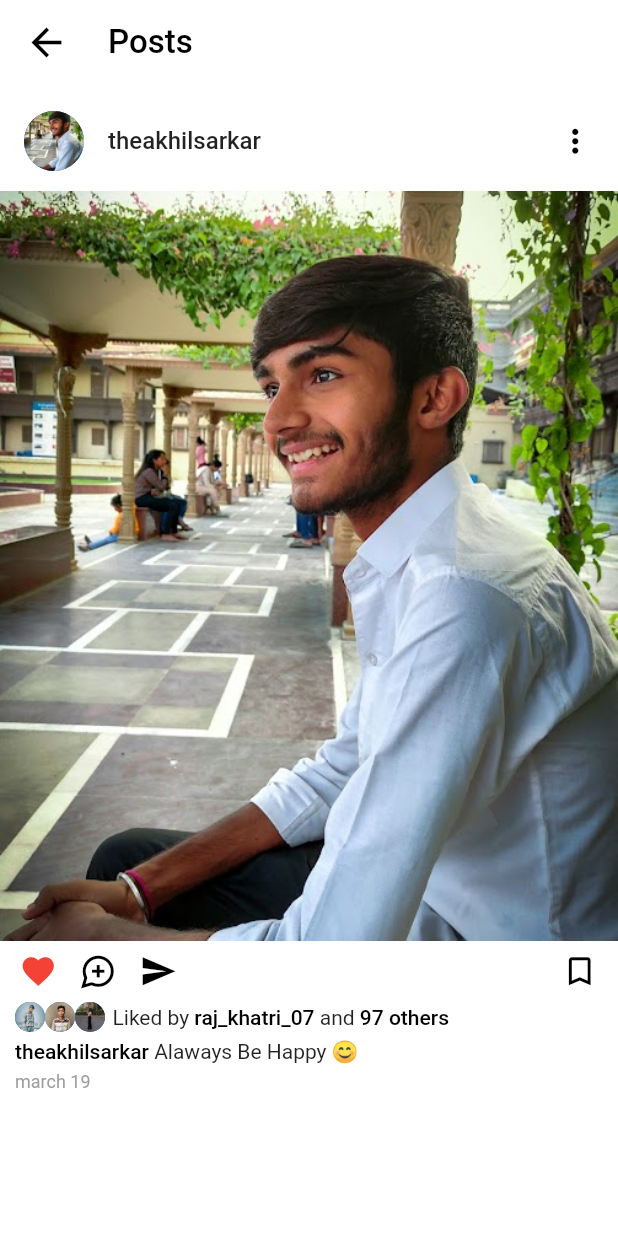
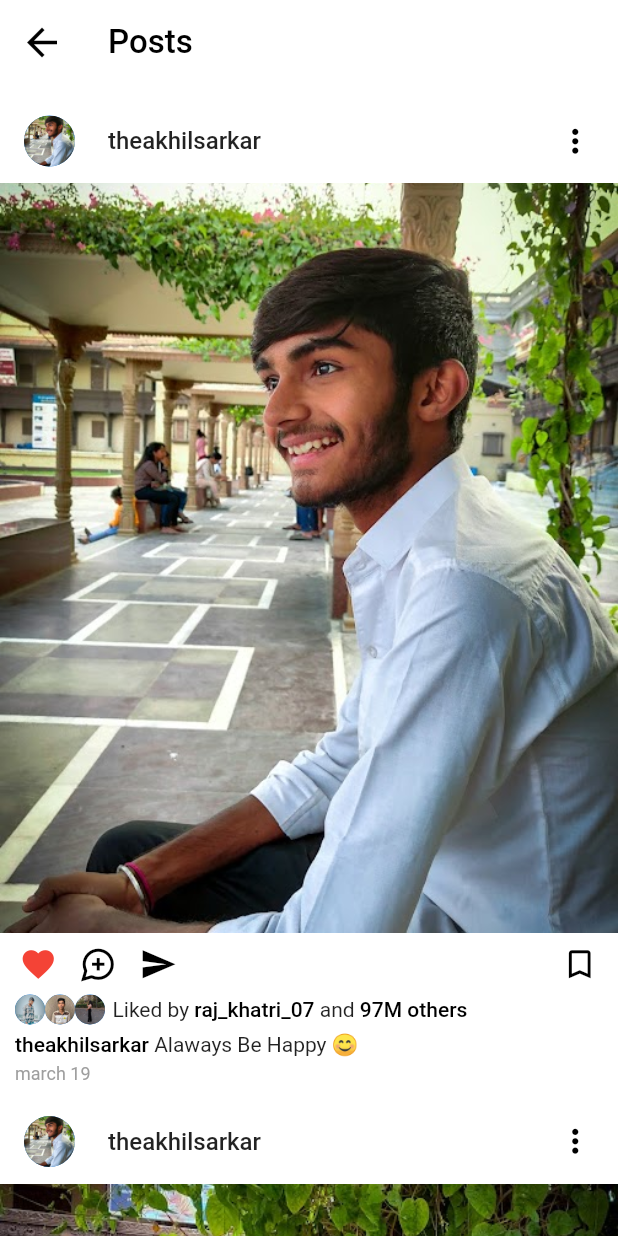
Before and after one commit to theAkHilsarkar18/instagram, a Flutter app: the Postscreen screen opened by its route, on a phone screen of 412 x 824 dp. Run offline on Flutter 3.47's test engine with Material 2 defaults, Android fonts, the phone set to English and light mode, and no system bars; our stand-ins replace google_fonts, shared_preferences, transparent_image; accounts and stored records are empty.

Commit message:
25-03-2023

```diff
--- a/lib/main.dart
+++ b/lib/main.dart
@@ -3,6 +3,7 @@ import 'dart:async';
 import 'package:flutter/material.dart';
 import 'package:instagram/screens/basescreen/provider/baseprovider.dart';
 import 'package:instagram/screens/basescreen/view/basescreen.dart';
+import 'package:instagram/screens/postscreen/provider/postprovider.dart';
 import 'package:instagram/screens/postscreen/view/postscreen.dart';
 import 'package:instagram/screens/profilescreen/provider/profileprovider.dart';
 import 'package:instagram/screens/searchscreen/provider/searchprovider.dart';
@@ -24,6 +25,7 @@ void main() {
         ChangeNotifierProvider(
           create: (context) => Profileprovider(),
         ),
+        ChangeNotifierProvider(create: (context) => Postprovider(),),
       ],
       child: MaterialApp(
         debugShowCheckedModeBanner: false,
--- a/lib/screens/postscreen/view/postscreen.dart
+++ b/lib/screens/postscreen/view/postscreen.dart
@@ -15,83 +15,136 @@ Postprovider? postproviderFalse;
 class _PostscreenState extends State<Postscreen> {
   @override
   Widget build(BuildContext context) {
-
-    postproviderTrue = Provider.of(context,listen: true);
-    postproviderFalse = Provider.of(context,listen: false);
+    postproviderTrue = Provider.of(context, listen: true);
+    postproviderFalse = Provider.of(context, listen: false);
 
     return SafeArea(
       child: Scaffold(
         backgroundColor: Colors.white,
-        body: Column(
+        appBar: AppBar(
+          leading: InkWell(onTap: () {
+            Navigator.pop(context);
+          },child: Icon(Icons.arrow_back, color: Colors.black, size: 30)),
+          title: Text(
+            "Posts",
+            style: TextStyle(
+              color: Colors.black,
+              fontSize: 22,
+              fontWeight: FontWeight.w500,
+            ),
+          ),
+          elevation: 0,
+          backgroundColor: Colors.white,
+        ),
+        body: ListView.builder(
+          itemBuilder: (context, index) => openPostBox(
+            postproviderTrue!.ProfilePostImg[index],
+          ),
+          itemCount: postproviderTrue!.ProfilePostImg.length,
+        ),
+      ),
+    );
+  }
+
+  Widget openPostBox(String postPath) {
+    return Column(
       crossAxisAlignment: CrossAxisAlignment.start,
       children: [
+        SizedBox(
+          height: 10,
+        ),
         ListTile(
-             leading: Icon(Icons.arrow_back,color: Colors.black,size: 30),
-             title: Text("Posts",style: TextStyle(color: Colors.black,fontSize: 22,fontWeight: FontWeight.w500,),),
+          leading: CircleAvatar(
+            radius: 17,
+            backgroundImage: AssetImage("assets/post/p1.jpg"),
           ),
-            SizedBox(height: 10,),
-            ListTile(
-              leading: CircleAvatar(radius: 20,backgroundImage: AssetImage("assets/post/p1.jpg"),),
-              title: Text("theakhilsarkar",style: TextStyle(fontWeight: FontWeight.w500),),
-              trailing: Icon(Icons.more_vert,size: 25,color: Colors.black),
+          title: Text(
+            "theakhilsarkar",
+            style: TextStyle(fontWeight: FontWeight.w500),
           ),
-            SizedBox(height: 5,),
+          trailing: Icon(Icons.more_vert, size: 25, color: Colors.black),
+        ),
         Container(
           height: 500,
           width: double.infinity,
-              child: Image.asset("assets/post/p1.jpg",fit: BoxFit.cover),
+          child: Image.asset("$postPath", fit: BoxFit.cover),
         ),
         Padding(
           padding: const EdgeInsets.all(8.0),
           child: Row(
             children: [
-                  SizedBox(width: 5,),
-                  Icon(Icons.favorite,color: Colors.red,size: 25),
-                  SizedBox(width: 15,),
-                  Icon(Icons.maps_ugc_outlined,color: Colors.black,size: 25),
-                  SizedBox(width: 15,),
-                  Icon(Icons.send,color: Colors.black,size: 25),
+              SizedBox(
+                width: 5,
+              ),
+              Icon(Icons.favorite, color: Colors.red, size: 25),
+              SizedBox(
+                width: 15,
+              ),
+              Icon(Icons.maps_ugc_outlined, color: Colors.black, size: 25),
+              SizedBox(
+                width: 15,
+              ),
+              Icon(Icons.send, color: Colors.black, size: 25),
               Spacer(),
-                  Icon(Icons.bookmark_border,size: 25,color: Colors.black),
-                  SizedBox(width: 5,),
+              Icon(Icons.bookmark_border, size: 25, color: Colors.black),
+              SizedBox(
+                width: 5,
+              ),
             ],
           ),
         ),
         Padding(
-              padding: const EdgeInsets.only(left: 10,right: 8),
+          padding: const EdgeInsets.only(left: 10, right: 8),
           child: Row(
             children: [
-                  CircleAvatar(radius: 10,backgroundImage: AssetImage("assets/sugestion/raj.jpg")),
-                  CircleAvatar(radius: 10,backgroundImage: AssetImage("assets/sugestion/vidit.jpg")),
-                  CircleAvatar(radius: 10,backgroundImage: AssetImage("assets/sugestion/prina.jpg")),
-                  SizedBox(width: 5,),
+              CircleAvatar(
+                  radius: 10,
+                  backgroundImage: AssetImage("assets/sugestion/raj.jpg")),
+              CircleAvatar(
+                  radius: 10,
+                  backgroundImage: AssetImage("assets/sugestion/vidit.jpg")),
+              CircleAvatar(
+                  radius: 10,
+                  backgroundImage: AssetImage("assets/sugestion/prina.jpg")),
+              SizedBox(
+                width: 5,
+              ),
               Text("Liked by "),
-                  Text("raj_khatri_07 ",style: TextStyle(color: Colors.black,fontWeight: FontWeight.w500)),
+              Text("raj_khatri_07 ",
+                  style: TextStyle(
+                      color: Colors.black, fontWeight: FontWeight.w500)),
               Text("and "),
-                  Text("97 others ",style: TextStyle(color: Colors.black,fontWeight: FontWeight.w500)),
+              Text("97M others ",
+                  style: TextStyle(
+                      color: Colors.black, fontWeight: FontWeight.w500)),
             ],
           ),
         ),
-            SizedBox(height: 5,),
+        SizedBox(
+          height: 5,
+        ),
         Padding(
-              padding: const EdgeInsets.only(left: 10,right: 8),
+          padding: const EdgeInsets.only(left: 10, right: 8),
           child: Row(
             children: [
-                  Text("theakhilsarkar ",style: TextStyle(color: Colors.black,fontWeight: FontWeight.w500)),
+              Text("theakhilsarkar ",
+                  style: TextStyle(
+                      color: Colors.black, fontWeight: FontWeight.w500)),
               Text("Alaways Be Happy 😊"),
-
             ],
           ),
         ),
-            SizedBox(height: 5,),
+        SizedBox(
+          height: 5,
+        ),
         Padding(
-              padding: const EdgeInsets.only(left: 10,),
-              child: Text("march 19",style: TextStyle(color: Colors.grey,fontSize: 12)),
+          padding: const EdgeInsets.only(
+            left: 10,
           ),
-
+          child: Text("march 19",
+              style: TextStyle(color: Colors.grey, fontSize: 12)),
+        ),
       ],
-        ),
-      ),
     );
   }
 }
--- a/lib/screens/profilescreen/view/profilescreen.dart
+++ b/lib/screens/profilescreen/view/profilescreen.dart
@@ -72,7 +72,7 @@ class _ProfilescreenState extends State<Profilescreen> {
                       ),
                       Column(
                         children: [
-                          Text("196",
+                          Text("6",
                               style:
                                   TextStyle(fontSize: 18, color: Colors.black)),
                           Text("Posts",
@@ -85,7 +85,7 @@ class _ProfilescreenState extends State<Profilescreen> {
                       ),
                       Column(
                         children: [
-                          Text("97",
+                          Text("97M",
                               style:
                                   TextStyle(fontSize: 18, color: Colors.black)),
                           Text("Followers",
@@ -241,6 +241,7 @@ class _ProfilescreenState extends State<Profilescreen> {
                       ],
                     ),
                   ),
+                  SizedBox(height: 10,),
                   Container(
                     height: 360,
                     width: double.infinity,
```
Lines whose indentation alone changed are shown as unchanged.
